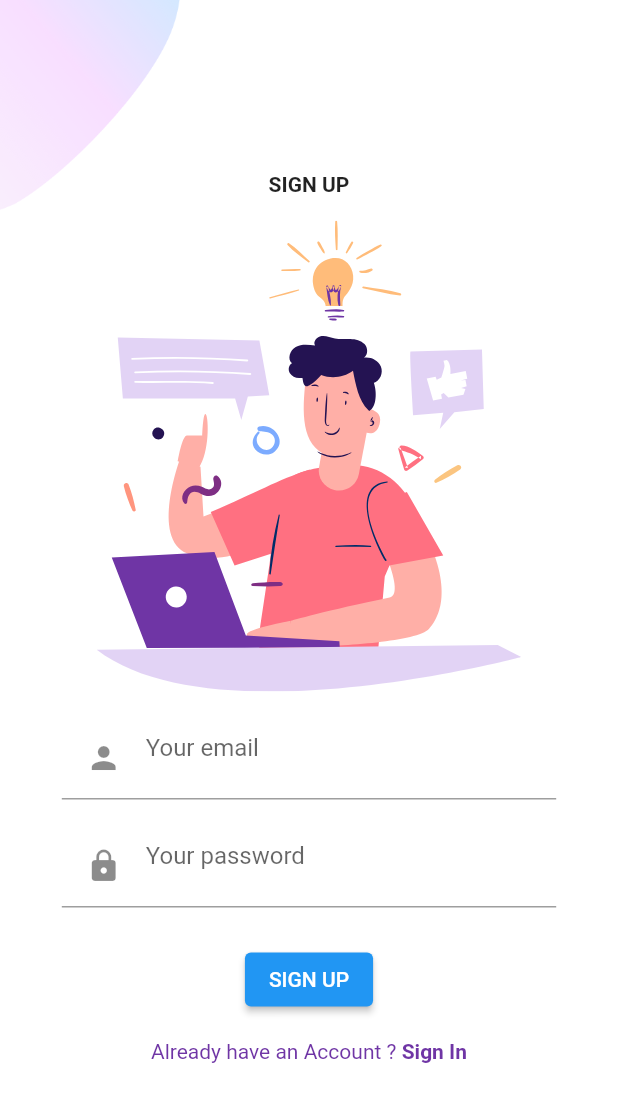
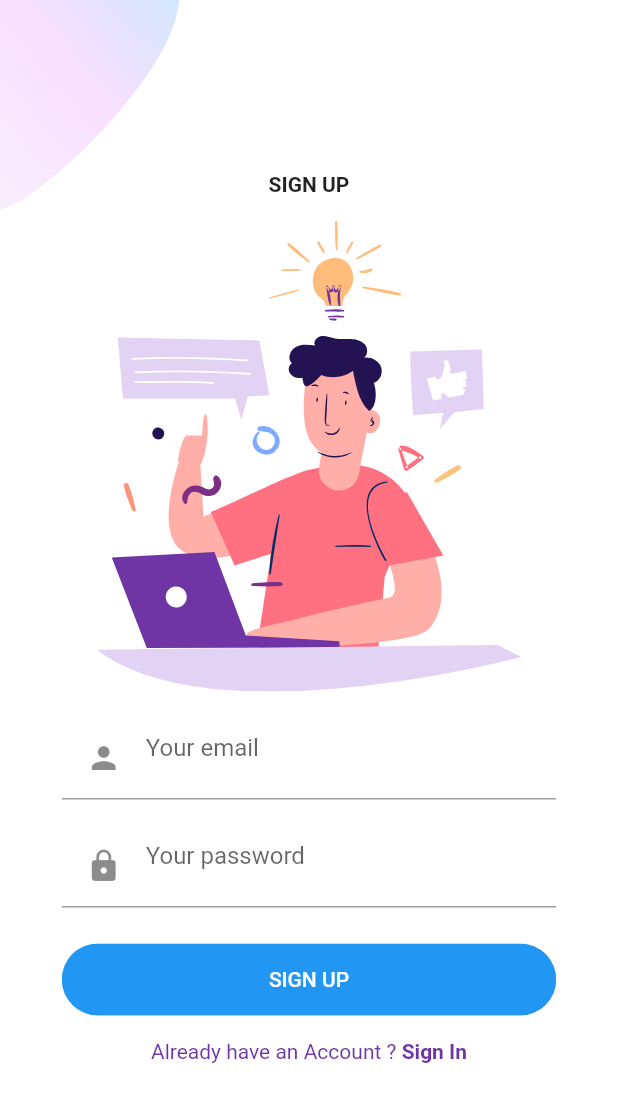
Before and after one commit to NguyenHai1449/flutter_first_app, a Flutter app: the LoginForm widget shown alone on an empty page, opened directly, after a tap on "Sign Up", on a phone screen of 412 x 824 dp. Shown: the top 1102 px of the screen. Run offline on Flutter 3.47's test engine with Material 2 defaults, Android fonts, the phone set to English and light mode, and no system bars; our stand-ins replace flutter_svg.

Commit message:
button radius

```diff
--- a/lib/Screens/Login/components/login_form.dart
+++ b/lib/Screens/Login/components/login_form.dart
@@ -11,6 +11,7 @@ class LoginForm extends StatelessWidget {
 
   @override
   Widget build(BuildContext context) {
+    Size size = MediaQuery.of(context).size;
     return Form(
       child: Column(
         children: [
@@ -45,10 +46,20 @@ class LoginForm extends StatelessWidget {
           const SizedBox(height: defaultPadding),
           Hero(
             tag: "login_btn",
-            child: ElevatedButton(
-              onPressed: () {},
-              child: Text(
-                "Login".toUpperCase(),
+            child: SizedBox(
+              width: size.width,
+              child: ClipRRect(
+                borderRadius: BorderRadius.circular(29),
+                child: ElevatedButton(
+                  onPressed: () {},
+                  child: Padding(
+                    padding:
+                        const EdgeInsets.symmetric(vertical: defaultPadding),
+                    child: Text(
+                      "Login".toUpperCase(),
+                    ),
+                  ),
+                ),
               ),
             ),
           ),
--- a/lib/Screens/Signup/components/signup_form.dart
+++ b/lib/Screens/Signup/components/signup_form.dart
@@ -11,6 +11,7 @@ class SignUpForm extends StatelessWidget {
 
   @override
   Widget build(BuildContext context) {
+    Size size = MediaQuery.of(context).size;
     return Form(
       child: Column(
         children: [
@@ -43,9 +44,18 @@ class SignUpForm extends StatelessWidget {
             ),
           ),
           const SizedBox(height: defaultPadding / 2),
-          ElevatedButton(
-            onPressed: () {},
-            child: Text("Sign Up".toUpperCase()),
+          SizedBox(
+            width: size.width,
+            child: ClipRRect(
+              borderRadius: BorderRadius.circular(29),
+              child: ElevatedButton(
+                onPressed: () {},
+                child: Padding(
+                    padding:
+                        const EdgeInsets.symmetric(vertical: defaultPadding),
+                    child: Text("Sign Up".toUpperCase())),
+              ),
+            ),
           ),
           const SizedBox(height: defaultPadding),
           AlreadyHaveAnAccountCheck(
--- a/lib/Screens/Signup/signup_screen.dart
+++ b/lib/Screens/Signup/signup_screen.dart
@@ -13,7 +13,7 @@ class SignUpScreen extends StatelessWidget {
     return const Background(
       child: SingleChildScrollView(
         child: Responsive(
-          mobile: const MobileSignupScreen(),
+          mobile: MobileSignupScreen(),
           desktop: Row(
             children: [
               Expanded(
--- a/lib/Screens/Welcome/components/login_signup_btn.dart
+++ b/lib/Screens/Welcome/components/login_signup_btn.dart
@@ -32,8 +32,7 @@ class LoginAndSignupBtn extends StatelessWidget {
                   );
                 },
                 child: Padding(
-                  padding:
-                      const EdgeInsets.symmetric(vertical: 16, horizontal: 40),
+                  padding: const EdgeInsets.symmetric(vertical: defaultPadding),
                   child: Text(
                     "Login".toUpperCase(),
                   ),
@@ -61,8 +60,7 @@ class LoginAndSignupBtn extends StatelessWidget {
               style: ElevatedButton.styleFrom(
                   backgroundColor: kPrimaryLightColor, elevation: 0),
               child: Padding(
-                padding:
-                    const EdgeInsets.symmetric(vertical: 16, horizontal: 40),
+                padding: const EdgeInsets.symmetric(vertical: defaultPadding),
                 child: Text(
                   "Sign Up".toUpperCase(),
                   style: const TextStyle(color: Colors.black),
```
